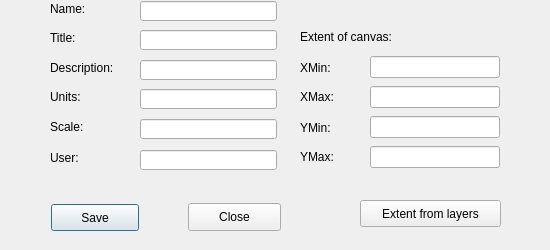
Above: dlg_editMap.ui from LESPROJEKT/qgis-layman-plugin before the change. Below: the same form after it.
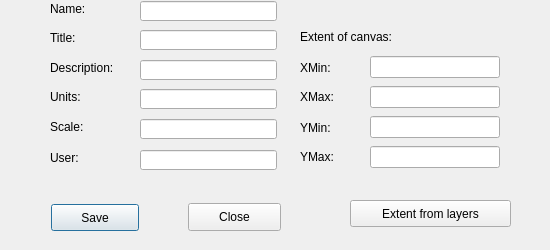
That is the form after the change.

Patch:
```diff
--- a/dlg_editMap.ui
+++ b/dlg_editMap.ui
@@ -318,9 +318,9 @@
   <widget class="QPushButton" name="pushButton_range">
    <property name="geometry">
     <rect>
-     <x>360</x>
+     <x>350</x>
      <y>200</y>
-     <width>141</width>
+     <width>161</width>
      <height>27</height>
     </rect>
    </property>
```
